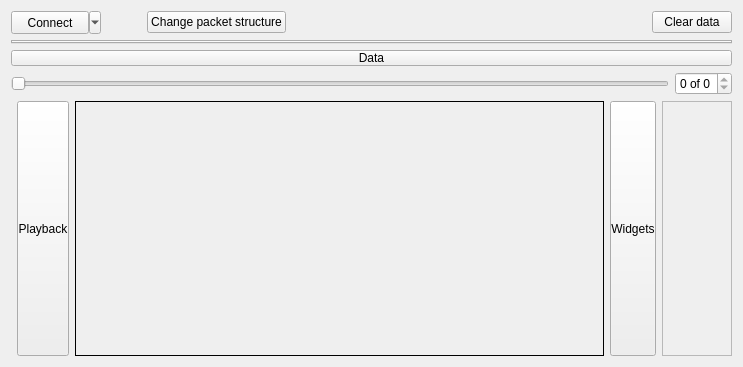
First picture: the form in src/LorrisAnalyzer/lorrisanalyzer.ui, repository Tasssadar/Lorris, before the edit.
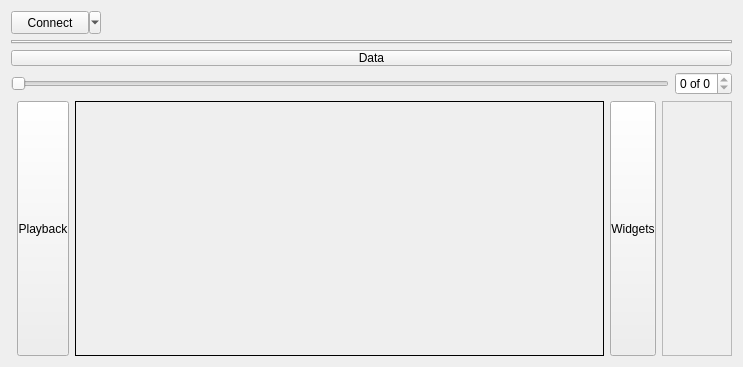
Second picture: the form after the edit. Custom widgets are drawn as their Qt base class.

```diff
--- a/src/LorrisAnalyzer/lorrisanalyzer.ui
+++ b/src/LorrisAnalyzer/lorrisanalyzer.ui
@@ -72,13 +72,6 @@
        </property>
       </spacer>
      </item>
-     <item>
-      <widget class="QPushButton" name="structureBtn">
-       <property name="text">
-        <string>Change packet structure</string>
-       </property>
-      </widget>
-     </item>
      <item>
       <spacer name="horizontalSpacer_2">
        <property name="orientation">
@@ -92,13 +85,6 @@
        </property>
       </spacer>
      </item>
-     <item>
-      <widget class="QPushButton" name="clearButton">
-       <property name="text">
-        <string>Clear data</string>
-       </property>
-      </widget>
-     </item>
     </layout>
    </item>
    <item>
```
Left out of the diff: 2 changed lines with no effect on the pictures.
